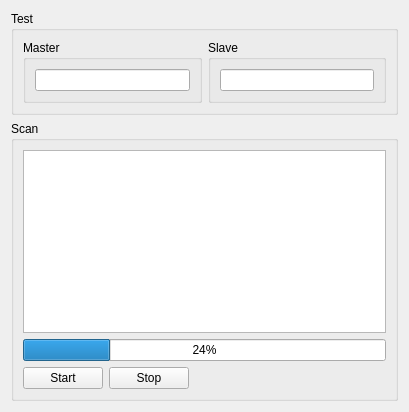
The window that QLinBus/qlinbus.ui (pr4u4t/automatron3000) describes before a commit, drawn with Qt 5.
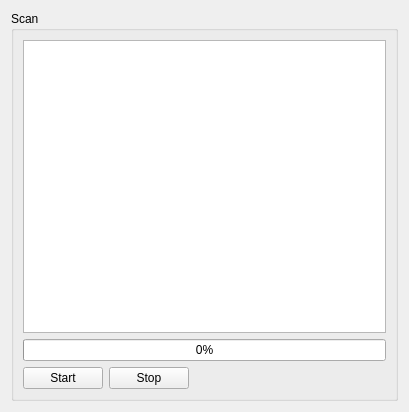
The same window after the commit.

Patch:
```diff
--- a/QLinBus/qlinbus.ui
+++ b/QLinBus/qlinbus.ui
@@ -14,39 +14,6 @@
    <string>Form</string>
   </property>
   <layout class="QVBoxLayout" name="verticalLayout">
-   <item>
-    <widget class="QGroupBox" name="groupBox">
-     <property name="title">
-      <string>Test</string>
-     </property>
-     <layout class="QHBoxLayout" name="horizontalLayout_2">
-      <item>
-       <widget class="QGroupBox" name="groupBox_3">
-        <property name="title">
-         <string>Master</string>
-        </property>
-        <layout class="QHBoxLayout" name="horizontalLayout_3">
-         <item>
-          <widget class="QLineEdit" name="lineEdit"/>
-         </item>
-        </layout>
-       </widget>
-      </item>
-      <item>
-       <widget class="QGroupBox" name="groupBox_4">
-        <property name="title">
-         <string>Slave</string>
-        </property>
-        <layout class="QHBoxLayout" name="horizontalLayout_4">
-         <item>
-          <widget class="QLineEdit" name="lineEdit_2"/>
-         </item>
-        </layout>
-       </widget>
-      </item>
-     </layout>
-    </widget>
-   </item>
    <item>
     <widget class="QGroupBox" name="groupBox_2">
      <property name="title">
@@ -54,15 +21,31 @@
      </property>
      <layout class="QVBoxLayout" name="verticalLayout_2">
       <item>
-       <widget class="QListView" name="listView"/>
+       <widget class="QTableView" name="scanTable">
+        <property name="editTriggers">
+         <set>QAbstractItemView::NoEditTriggers</set>
+        </property>
+        <property name="alternatingRowColors">
+         <bool>true</bool>
+        </property>
+        <property name="selectionMode">
+         <enum>QAbstractItemView::SingleSelection</enum>
+        </property>
+        <property name="selectionBehavior">
+         <enum>QAbstractItemView::SelectRows</enum>
+        </property>
+       </widget>
       </item>
       <item>
        <widget class="QProgressBar" name="scanProgress">
         <property name="autoFillBackground">
          <bool>false</bool>
         </property>
+        <property name="maximum">
+         <number>63</number>
+        </property>
         <property name="value">
-         <number>24</number>
+         <number>0</number>
         </property>
         <property name="invertedAppearance">
          <bool>false</bool>
```
Left out of the diff: 4 changed lines with no effect on the pictures.
